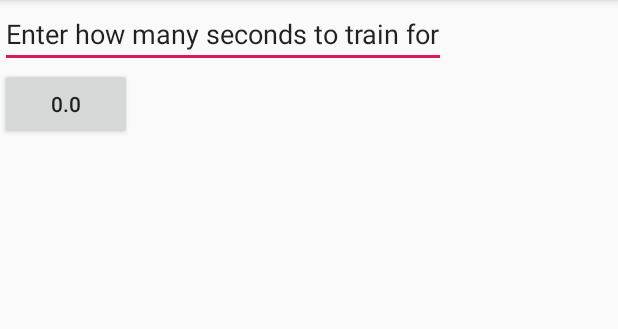
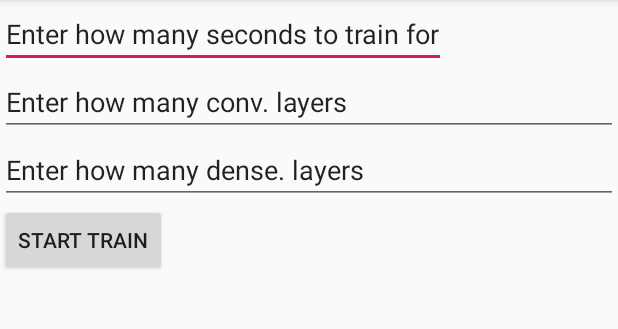
Before and after one commit to 2020akumar/MLTest, an Android app: the screen it shows after launch (MainActivity), after a tap on "START TRAIN", on a phone screen of 412 x 824 dp, the part 84-413 px from its top. Run offline under Robolectric (Android 15) with nearby library versions, the phone set to English and light mode, and no system bars; libraries missing offline, so code that uses them is left out: com.chaquo.python; 4 statements that could not run were skipped.

Commit message:
User input for layers

```diff
--- a/app/src/main/java/com/example/mltest/MainActivity.java
+++ b/app/src/main/java/com/example/mltest/MainActivity.java
@@ -16,6 +16,8 @@ public class MainActivity extends AppCompatActivity {
     private Python py;
     private Button mButton;
     private EditText mEdit;
+    private EditText mEditConv;
+    private EditText mEditDense;
     @Override
     protected void onCreate(Bundle savedInstanceState) {
         super.onCreate(savedInstanceState);
@@ -30,14 +32,19 @@ public class MainActivity extends AppCompatActivity {
 //                mButton.setText("Training Started");
 //                PyObject y=py.getModule("main");
                 String seconds= mEdit.getText().toString();
+                String convs=mEditConv.getText().toString();
+                String dense=mEditDense.getText().toString();
                 int kw=Integer.parseInt(seconds);
-                new trainTask().execute(kw);
+                new trainTask().execute(kw,Integer.parseInt(convs),Integer.parseInt(dense));
 //
 //                PyObject x=y.callAttr("main",new Kwarg("second",kw));
 //                mButton.setText(x.toString());
             }
         });
         mEdit=(EditText)findViewById(R.id.edit);
+        mEditConv=(EditText)findViewById(R.id.editText);
+        mEditDense=(EditText)findViewById(R.id.editText2);
+
 
     }
     private class trainTask extends AsyncTask<Integer,Void,Double>{
@@ -51,6 +58,8 @@ public class MainActivity extends AppCompatActivity {
         @Override
         protected Double doInBackground(Integer... params){
                 int time=params[0];
+                int convols=params[1];
+                int denses=params[2];
                 PyObject y=py.getModule("main");
 
 
--- a/app/src/main/res/layout/activity_main.xml
+++ b/app/src/main/res/layout/activity_main.xml
@@ -13,6 +13,22 @@
         android:text="Enter how many seconds to train for"
         android:id="@+id/edit"/>
 
+    <EditText
+        android:id="@+id/editText"
+        android:layout_width="match_parent"
+        android:layout_height="wrap_content"
+        android:ems="10"
+        android:inputType="textPersonName"
+        android:text="Enter how many conv. layers" />
+
+    <EditText
+        android:id="@+id/editText2"
+        android:layout_width="match_parent"
+        android:layout_height="wrap_content"
+        android:ems="10"
+        android:inputType="textPersonName"
+        android:text="Enter how many dense. layers" />
+
     <Button
         android:id="@+id/button"
         android:layout_width="wrap_content"
```
